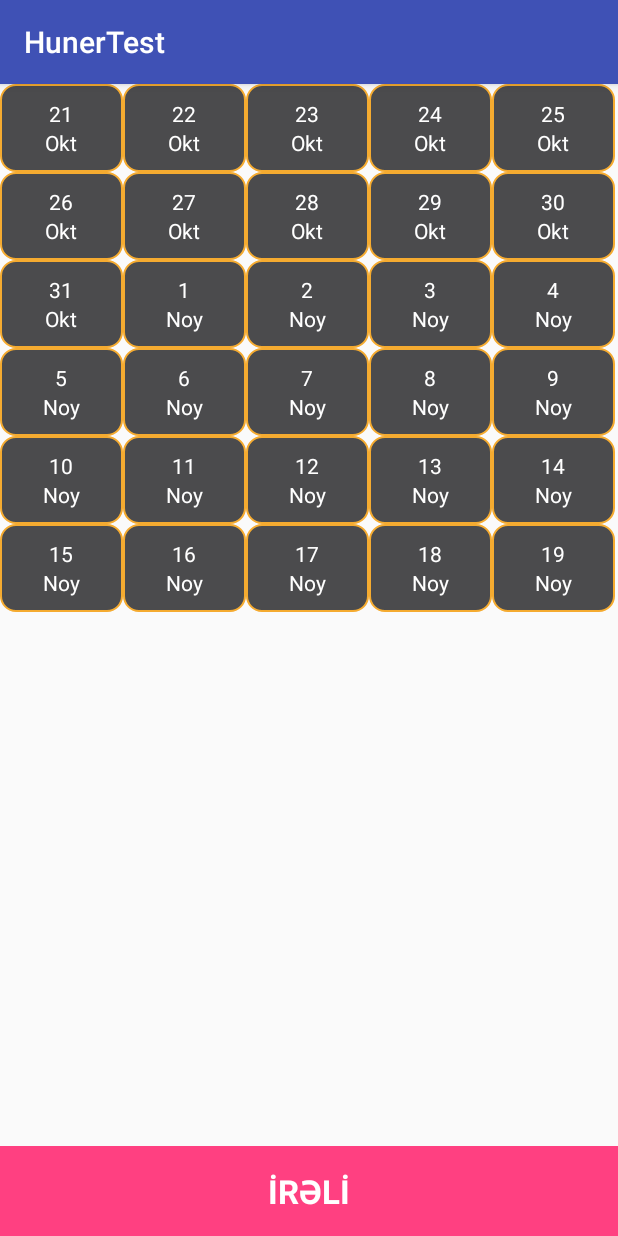
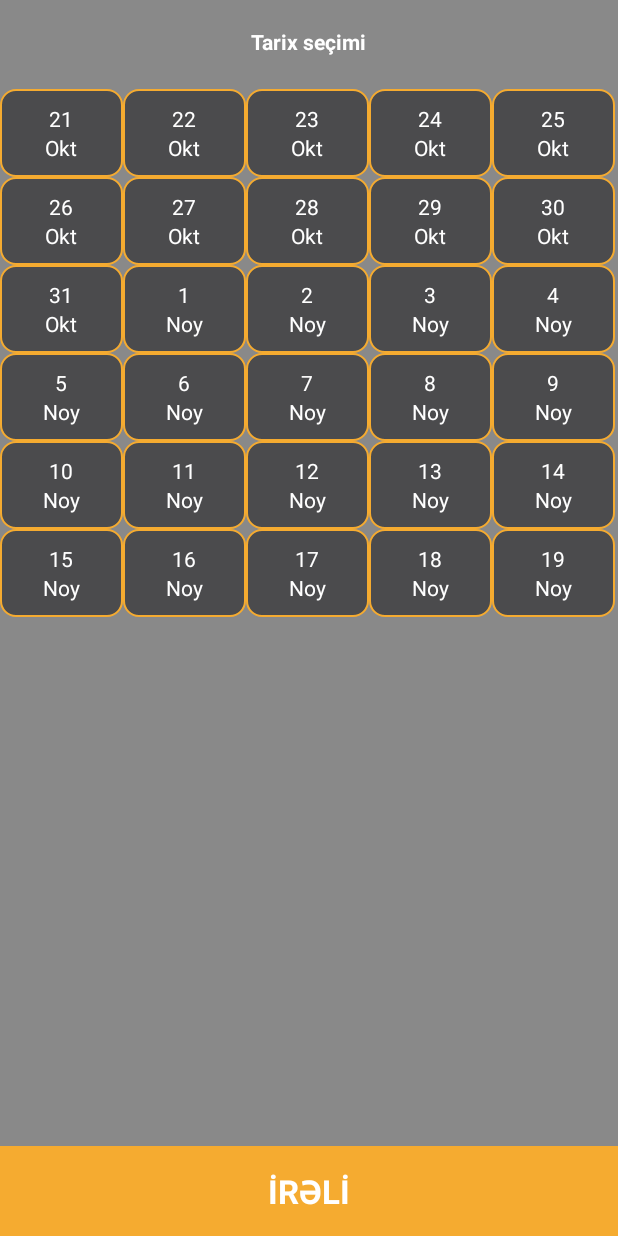
Before and after one commit to nicatguliyev/HunerTest, an Android app: the screen it shows after launch (Test), on a phone screen of 412 x 824 dp. Run offline under Robolectric (Android 15) with nearby library versions, the light colour scheme and no system bars.

Commit message:
Grid Yaradildi

```diff
--- a/app/src/main/AndroidManifest.xml
+++ b/app/src/main/AndroidManifest.xml
@@ -17,7 +17,8 @@
                 <category android:name="android.intent.category.LAUNCHER" />
             </intent-filter>
         </activity>
-        <activity android:name=".MainActivity"></activity>
+        <activity android:name=".MainActivity" />
+        <activity android:name=".SelectDate"></activity>
     </application>
 
 </manifest>
--- /dev/null
+++ b/app/src/main/java/com/example/artservis/hunertest/SelectDate.java
@@ -0,0 +1,15 @@
+package com.example.artservis.hunertest;
+
+import android.support.v7.app.AppCompatActivity;
+import android.os.Bundle;
+
+public class SelectDate extends AppCompatActivity {
+
+    @Override
+    protected void onCreate(Bundle savedInstanceState) {
+        super.onCreate(savedInstanceState);
+        setContentView(R.layout.activity_select_date);
+
+
+    }
+}
--- a/app/src/main/java/com/example/artservis/hunertest/Test.java
+++ b/app/src/main/java/com/example/artservis/hunertest/Test.java
@@ -1,13 +1,18 @@
 package com.example.artservis.hunertest;
 
 import android.graphics.Color;
+import android.graphics.drawable.ColorDrawable;
 import android.graphics.drawable.GradientDrawable;
 import android.graphics.drawable.ShapeDrawable;
+import android.support.v7.app.ActionBar;
 import android.support.v7.app.AppCompatActivity;
 import android.os.Bundle;
 import android.util.DisplayMetrics;
 import android.util.Log;
+import android.view.LayoutInflater;
 import android.view.View;
+import android.view.ViewGroup;
+import android.view.WindowManager;
 import android.widget.AdapterView;
 import android.widget.GridView;
 import android.widget.ImageView;
@@ -35,6 +40,22 @@ public class Test extends AppCompatActivity {
     protected void onCreate(Bundle savedInstanceState) {
         super.onCreate(savedInstanceState);
         setContentView(R.layout.activity_test);
+
+        this.getWindow().setFlags(WindowManager.LayoutParams.FLAG_FULLSCREEN,WindowManager.LayoutParams.FLAG_FULLSCREEN);
+
+
+
+        ActionBar mActionBar = getSupportActionBar();
+
+        mActionBar.setDisplayShowHomeEnabled(false);
+        mActionBar.setDisplayShowTitleEnabled(false);
+        mActionBar.setDisplayShowCustomEnabled(true);
+        mActionBar.setElevation(0);
+        mActionBar.setBackgroundDrawable(new ColorDrawable(Color.parseColor("#898989")));
+
+        ViewGroup actionBarLayout = (ViewGroup) getLayoutInflater().inflate(R.layout.select_date_actionbar, null);
+        mActionBar.setCustomView(actionBarLayout);
+
 
         months.put("01", "Yanvar");
         months.put("02", "Fevral");
--- /dev/null
+++ b/app/src/main/res/drawable/next_button_background.xml
@@ -0,0 +1,6 @@
+<?xml version="1.0" encoding="utf-8"?>
+    <selector xmlns:android="http://schemas.android.com/apk/res/android">
+        <item android:state_pressed="true" android:drawable="@color/whiteGold" />
+        <item android:state_focused="true" android:drawable="@color/gold" />
+        <item android:drawable="@color/hunerGold" />
+    </selector>
--- /dev/null
+++ b/app/src/main/res/layout/activity_select_date.xml
@@ -0,0 +1,9 @@
+<?xml version="1.0" encoding="utf-8"?>
+<android.support.constraint.ConstraintLayout xmlns:android="http://schemas.android.com/apk/res/android"
+    xmlns:app="http://schemas.android.com/apk/res-auto"
+    xmlns:tools="http://schemas.android.com/tools"
+    android:layout_width="match_parent"
+    android:layout_height="match_parent"
+    tools:context="com.example.artservis.hunertest.SelectDate">
+
+</android.support.constraint.ConstraintLayout>
--- a/app/src/main/res/layout/activity_test.xml
+++ b/app/src/main/res/layout/activity_test.xml
@@ -4,6 +4,7 @@
     xmlns:tools="http://schemas.android.com/tools"
     android:layout_width="match_parent"
     android:layout_height="match_parent"
+    android:background="#898989"
     tools:context="com.example.artservis.hunertest.Test">
 
 
@@ -14,6 +15,7 @@
             android:layout_height="match_parent"
             android:columnWidth="90dp"
             android:layout_above="@+id/nextBtn"
+            android:layout_marginTop="5px"
             android:numColumns="auto_fit"/>
 
 
@@ -22,7 +24,8 @@
         android:layout_width="match_parent"
         android:layout_height="60dp"
         android:layout_alignParentBottom="true"
-        android:background="@color/colorAccent">
+        android:clickable="true"
+        android:background="@drawable/next_button_background">
 
 
         <TextView
--- /dev/null
+++ b/app/src/main/res/layout/select_date_actionbar.xml
@@ -0,0 +1,26 @@
+<?xml version="1.0" encoding="utf-8"?>
+<RelativeLayout
+    xmlns:android="http://schemas.android.com/apk/res/android"
+    android:orientation="vertical"
+    android:layout_width="match_parent"
+    android:layout_height="50dp"
+    android:background="#898989">
+
+    <RelativeLayout
+        android:layout_width="match_parent"
+        android:layout_height="match_parent">
+
+
+        <TextView
+            android:layout_width="wrap_content"
+            android:layout_height="wrap_content"
+            android:text="Tarix seçimi"
+            android:textColor="#fff"
+            android:textStyle="bold"
+            android:layout_centerInParent="true"/>
+
+
+    </RelativeLayout>
+
+
+</RelativeLayout>
--- a/app/src/main/res/values/colors.xml
+++ b/app/src/main/res/values/colors.xml
@@ -3,4 +3,10 @@
     <color name="colorPrimary">#3F51B5</color>
     <color name="colorPrimaryDark">#303F9F</color>
     <color name="colorAccent">#FF4081</color>
+
+
+    <color name="whiteGold">#BBF5BD5E</color>
+    <color name="gold">#e6b121</color>
+    <color name="hunerGold">#f5ab30</color>
+
 </resources>
```
